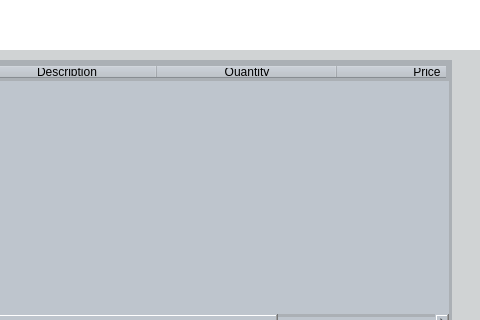
Old version of the form qtGUI.ui in the repository KavijaKarunarathna/Inventory-Management-System; both pictures show x 449 to 929 and y 0 to 320 of the 929 by 625 pixel window.
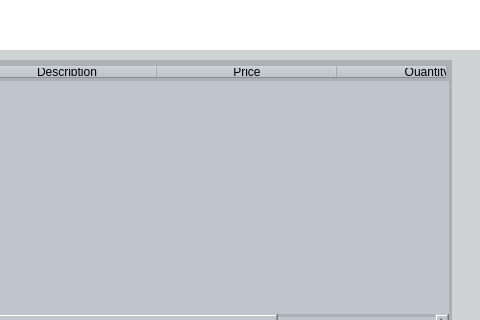
New version of the form. The open tabs and pages were chosen to show the change. Icons and pictures are not drawn.

Diff of the .ui file:
```diff
--- a/qtGUI.ui
+++ b/qtGUI.ui
@@ -734,16 +734,16 @@
         <string>Description</string>
        </property>
       </column>
-      <column>
-       <property name="text">
-        <string>Quantity</string>
-       </property>
-      </column>
       <column>
        <property name="text">
         <string>Price</string>
        </property>
       </column>
+      <column>
+       <property name="text">
+        <string>Quantity</string>
+       </property>
+      </column>
      </widget>
      <widget class="QLabel" name="label_14">
       <property name="geometry">
```
Left out of the diff: 2 changed lines with no effect on the pictures.
